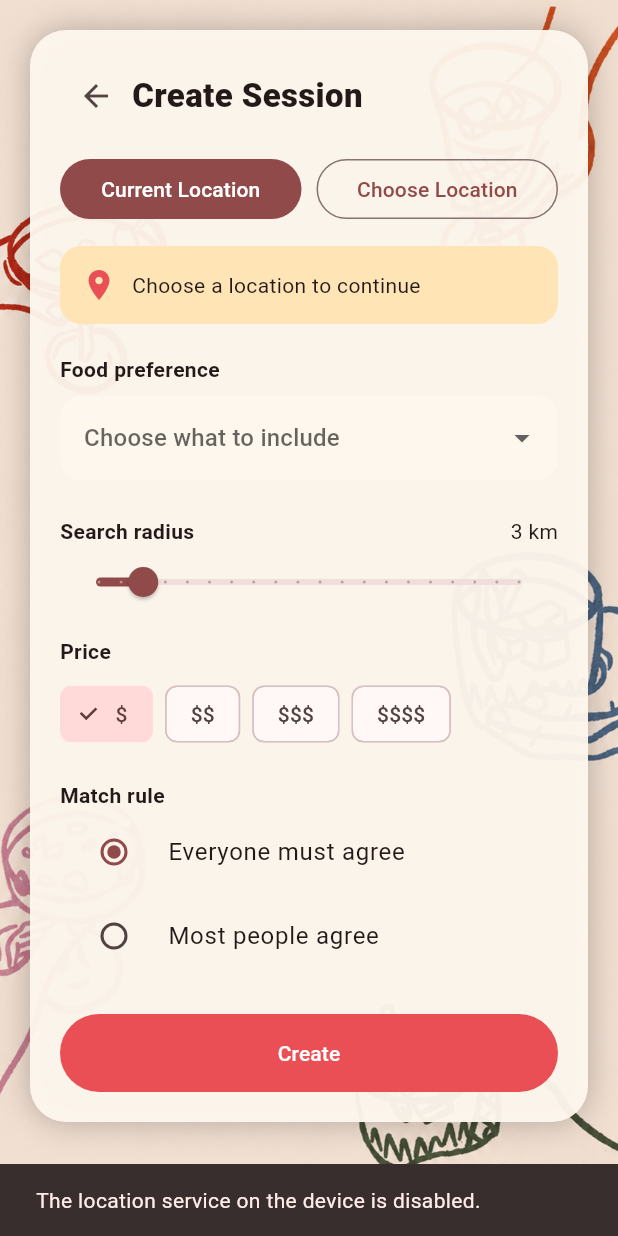
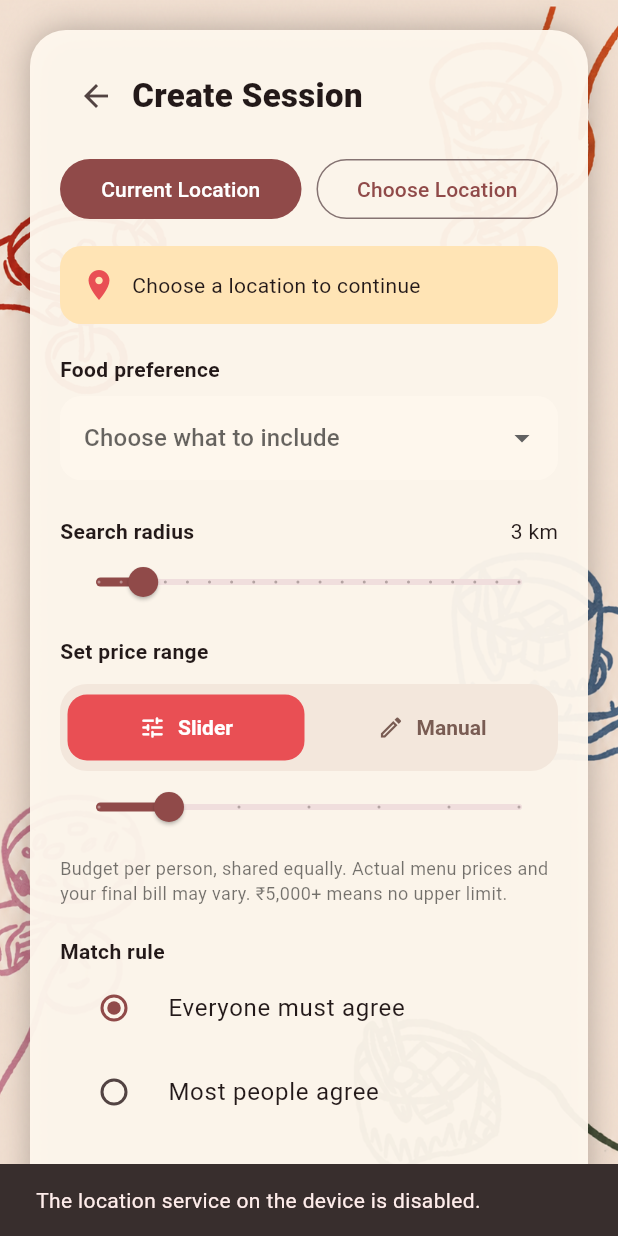
Before and after one commit to SHERLIN2082/grubbd_app, a Flutter app: the CreateSessionScreen screen opened by its route, on a phone screen of 412 x 824 dp. Run offline on Flutter 3.47's test engine with Material 3 defaults, Android fonts, the phone set to English and light mode, and no system bars; our stand-ins replace flutter_map, geolocator, google_fonts, latlong2, share_plus, shared_preferences; accounts and stored records are empty.

Commit message:
feat: add session rejoining and per-person budget controls

```diff
--- a/lib/core/network/create_session_api.dart
+++ b/lib/core/network/create_session_api.dart
@@ -110,7 +110,7 @@ class CreateSessionApi {
   Future<CreatedSession> createSession({
     required SessionLocation location,
     required double radiusKm,
-    required List<int> priceLevels,
+    required int? budgetPerPerson,
     required String matchRule,
   }) async {
     final token = await _getToken();
@@ -127,7 +127,7 @@ class CreateSessionApi {
           'longitude': location.longitude,
         },
         'radiusKm': radiusKm,
-        'priceLevel': priceLevels,
+        'budgetPerPerson': budgetPerPerson,
         'matchRule': matchRule,
       }),
     );
--- a/lib/features/sessions/create_session_screen.dart
+++ b/lib/features/sessions/create_session_screen.dart
@@ -5,6 +5,7 @@ import 'package:grubbd_app/features/first_screen/first_screen.dart';
 import 'package:grubbd_app/features/sessions/location_search_screen.dart';
 import 'package:grubbd_app/features/lobby/lobby_screen.dart';
 import 'package:grubbd_app/core/network/profile_api.dart';
+import 'package:grubbd_app/features/sessions/price_range_selector.dart';
 
 class CreateSessionScreen extends StatefulWidget {
   const CreateSessionScreen({super.key, this.api});
@@ -19,7 +20,8 @@ class _CreateSessionScreenState extends State<CreateSessionScreen> {
   late final CreateSessionApi api;
   SessionLocation? selectedLocation;
   double radiusKm = 3;
-  Set<int> selectedPrices = {1};
+  int? priceBudget = 500;
+  final formKey = GlobalKey<FormState>();
   String matchRule = 'ALL';
   bool isLoadingLocation = false;
   bool isCreating = false;
@@ -92,12 +94,9 @@ class _CreateSessionScreenState extends State<CreateSessionScreen> {
   }
 
   Future<void> createSession() async {
+    if (!formKey.currentState!.validate()) return;
     if (selectedLocation == null) {
       showMessage('Please choose a location');
-      return;
-    }
-    if (selectedPrices.isEmpty) {
-      showMessage('Please choose at least one price');
       return;
     }
 
@@ -115,7 +114,7 @@ class _CreateSessionScreenState extends State<CreateSessionScreen> {
       final session = await api.createSession(
         location: selectedLocation!,
         radiusKm: radiusKm,
-        priceLevels: selectedPrices.toList()..sort(),
+        budgetPerPerson: priceBudget,
         matchRule: matchRule,
       );
 
@@ -147,12 +146,21 @@ class _CreateSessionScreenState extends State<CreateSessionScreen> {
         children: [
           const FirstScreen(showBranding: false),
           SafeArea(
-            child: SingleChildScrollView(
+            child: LayoutBuilder(
+              builder: (context, constraints) => SingleChildScrollView(
                 padding: const EdgeInsets.all(20),
+                child: ConstrainedBox(
+                  constraints: BoxConstraints(
+                    minHeight: (constraints.maxHeight - 40).clamp(
+                      0,
+                      double.infinity,
+                    ),
+                  ),
                   child: Center(
                     child: ConstrainedBox(
                       constraints: const BoxConstraints(maxWidth: 430),
                       child: Container(
+                        key: const Key('create-session-card'),
                         padding: const EdgeInsets.all(20),
                         decoration: BoxDecoration(
                           color: const Color(0xF2FFF8EE),
@@ -161,7 +169,10 @@ class _CreateSessionScreenState extends State<CreateSessionScreen> {
                             BoxShadow(color: Colors.black26, blurRadius: 18),
                           ],
                         ),
+                        child: Form(
+                          key: formKey,
                           child: Column(
+                            mainAxisSize: MainAxisSize.min,
                             crossAxisAlignment: CrossAxisAlignment.start,
                             children: [
                               Row(
@@ -227,11 +238,14 @@ class _CreateSessionScreenState extends State<CreateSessionScreen> {
                               ),
                               const SizedBox(height: 24),
                               Row(
-                          mainAxisAlignment: MainAxisAlignment.spaceBetween,
+                                mainAxisAlignment:
+                                    MainAxisAlignment.spaceBetween,
                                 children: [
                                   const Text(
                                     'Search radius',
-                              style: TextStyle(fontWeight: FontWeight.w700),
+                                    style: TextStyle(
+                                      fontWeight: FontWeight.w700,
+                                    ),
                                   ),
                                   Text('${radiusKm.round()} km'),
                                 ],
@@ -246,28 +260,8 @@ class _CreateSessionScreenState extends State<CreateSessionScreen> {
                                     setState(() => radiusKm = value),
                               ),
                               const SizedBox(height: 12),
-                        const Text(
-                          'Price',
-                          style: TextStyle(fontWeight: FontWeight.w700),
-                        ),
-                        const SizedBox(height: 8),
-                        Wrap(
-                          spacing: 8,
-                          children: [1, 2, 3, 4].map((price) {
-                            return FilterChip(
-                              label: Text(List.filled(price, r'$').join()),
-                              selected: selectedPrices.contains(price),
-                              onSelected: (selected) {
-                                setState(() {
-                                  if (selected) {
-                                    selectedPrices.add(price);
-                                  } else {
-                                    selectedPrices.remove(price);
-                                  }
-                                });
-                              },
-                            );
-                          }).toList(),
+                              PriceRangeSelector(
+                                onChanged: (value) => priceBudget = value,
                               ),
                               const SizedBox(height: 20),
                               const Text(
@@ -318,6 +312,9 @@ class _CreateSessionScreenState extends State<CreateSessionScreen> {
                     ),
                   ),
                 ),
+              ),
+            ),
+          ),
         ],
       ),
     );
--- /dev/null
+++ b/lib/features/sessions/price_range_selector.dart
@@ -0,0 +1,177 @@
+import 'package:flutter/material.dart';
+import 'package:flutter/services.dart';
+
+class PriceRangeSelector extends StatefulWidget {
+  const PriceRangeSelector({super.key, required this.onChanged});
+
+  final ValueChanged<int?> onChanged;
+
+  @override
+  State<PriceRangeSelector> createState() => _PriceRangeSelectorState();
+}
+
+class _PriceRangeSelectorState extends State<PriceRangeSelector> {
+  static const amounts = [200, 500, 1000, 2000, 3000, 5000];
+  final controller = TextEditingController(text: '500');
+  double sliderPosition = 1;
+  bool unlimited = false;
+  bool manualMode = false;
+
+  void changeMode(bool manual) {
+    FocusScope.of(context).unfocus();
+    setState(() {
+      manualMode = manual;
+      if (manual) {
+        if (unlimited) controller.text = '5000';
+        unlimited = false;
+      } else {
+        final index = sliderPosition.round();
+        unlimited = index == 6;
+        controller.text = unlimited ? '' : '${amounts[index]}';
+      }
+    });
+    widget.onChanged(unlimited ? null : int.tryParse(controller.text) ?? 0);
+  }
+
+  @override
+  void dispose() {
+    controller.dispose();
+    super.dispose();
+  }
+
+  String formatAmount(int amount) => amount >= 1000
+      ? '${amount ~/ 1000},${(amount % 1000).toString().padLeft(3, '0')}'
+      : '$amount';
+
+  @override
+  Widget build(BuildContext context) {
+    final amount = int.tryParse(controller.text);
+    final label = unlimited
+        ? '₹5,000+'
+        : amount == null
+        ? 'Enter an amount'
+        : 'Up to ₹${formatAmount(amount)}';
+
+    return Column(
+      crossAxisAlignment: CrossAxisAlignment.start,
+      children: [
+        const Text(
+          'Set price range',
+          style: TextStyle(fontWeight: FontWeight.w700),
+        ),
+        const SizedBox(height: 12),
+        Container(
+          padding: const EdgeInsets.all(5),
+          decoration: BoxDecoration(
+            color: const Color(0xFFF3E7DC),
+            borderRadius: BorderRadius.circular(18),
+          ),
+          child: Row(
+            children: [
+              _modeButton('Slider', Icons.tune_rounded, false),
+              const SizedBox(width: 6),
+              _modeButton('Manual', Icons.edit_outlined, true),
+            ],
+          ),
+        ),
+        if (!manualMode)
+          Slider(
+            key: const Key('price-slider'),
+            value: sliderPosition,
+            min: 0,
+            max: 6,
+            divisions: 6,
+            label: label,
+            onChanged: manualMode
+                ? null
+                : (value) {
+                    final index = value.round();
+                    setState(() {
+                      sliderPosition = value;
+                      unlimited = index == 6;
+                      controller.text = unlimited ? '' : '${amounts[index]}';
+                    });
+                    widget.onChanged(unlimited ? null : amounts[index]);
+                  },
+          ),
+        if (manualMode) ...[
+          const SizedBox(height: 12),
+          TextFormField(
+            key: const Key('manual-price-field'),
+            enabled: manualMode,
+            controller: controller,
+            keyboardType: TextInputType.number,
+            inputFormatters: [
+              FilteringTextInputFormatter.digitsOnly,
+              LengthLimitingTextInputFormatter(7),
+            ],
+            decoration: InputDecoration(
+              labelText: 'Manual budget per person',
+              prefixText: '₹ ',
+              hintText: unlimited ? 'No upper limit' : 'Enter amount',
+            ),
+            autovalidateMode: AutovalidateMode.onUserInteraction,
+            validator: (value) {
+              if (!manualMode) return null;
+              final budget = int.tryParse(value ?? '');
+              return budget == null || budget < 1
+                  ? 'Enter an amount greater than zero'
+                  : null;
+            },
+            onChanged: (value) {
+              final budget = int.tryParse(value);
+              setState(() {
+                unlimited = false;
+                if (budget != null) {
+                  var closest = 0;
+                  for (var i = 1; i < amounts.length; i++) {
+                    if ((amounts[i] - budget).abs() <
+                        (amounts[closest] - budget).abs()) {
+                      closest = i;
+                    }
+                  }
+                  sliderPosition = closest.toDouble();
+                }
+              });
+              widget.onChanged(budget ?? 0);
+            },
+          ),
+        ],
+        const SizedBox(height: 8),
+        const Text(
+          'Budget per person, shared equally. Actual menu prices and your final bill may vary. ₹5,000+ means no upper limit.',
+          style: TextStyle(fontSize: 12, color: Colors.black54),
+        ),
+      ],
+    );
+  }
+
+  Widget _modeButton(String title, IconData icon, bool manual) {
+    final selected = manualMode == manual;
+    return Expanded(
+      child: Semantics(
+        selected: selected,
+        child: TextButton.icon(
+          onPressed: () => changeMode(manual),
+          icon: Icon(icon, size: 18),
+          label: Text(title),
+          style: TextButton.styleFrom(
+            minimumSize: const Size(0, 44),
+            padding: const EdgeInsets.symmetric(horizontal: 12, vertical: 12),
+            backgroundColor: selected
+                ? const Color(0xFFE94F54)
+                : Colors.transparent,
+            foregroundColor: selected ? Colors.white : const Color(0xFF795C53),
+            textStyle: const TextStyle(
+              fontSize: 14,
+              fontWeight: FontWeight.w700,
+            ),
+            shape: RoundedRectangleBorder(
+              borderRadius: BorderRadius.circular(13),
+            ),
+          ),
+        ),
+      ),
+    );
+  }
+}
```
Also changed, not shown: lib/features/home/home_screen.dart (+40 -44 lines), lib/features/lobby/lobby_screen.dart (+7 -0 lines), 3 other files. Lines whose indentation alone changed are shown as unchanged.
